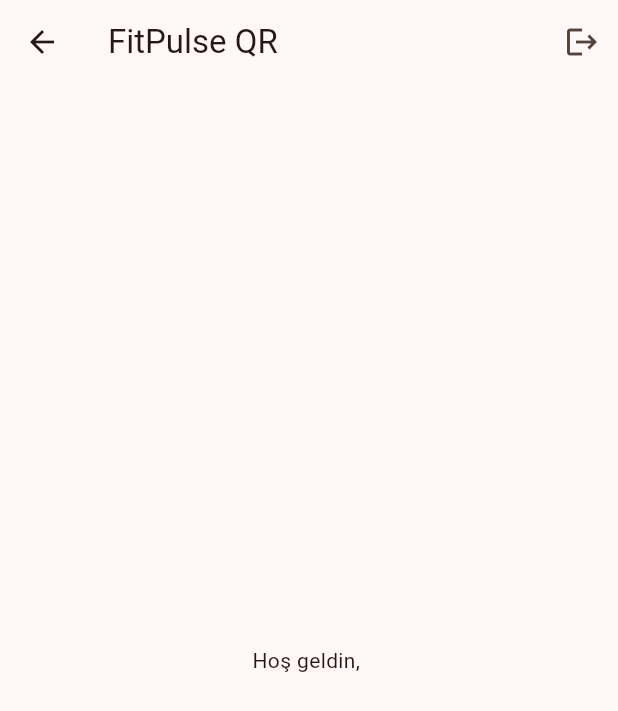
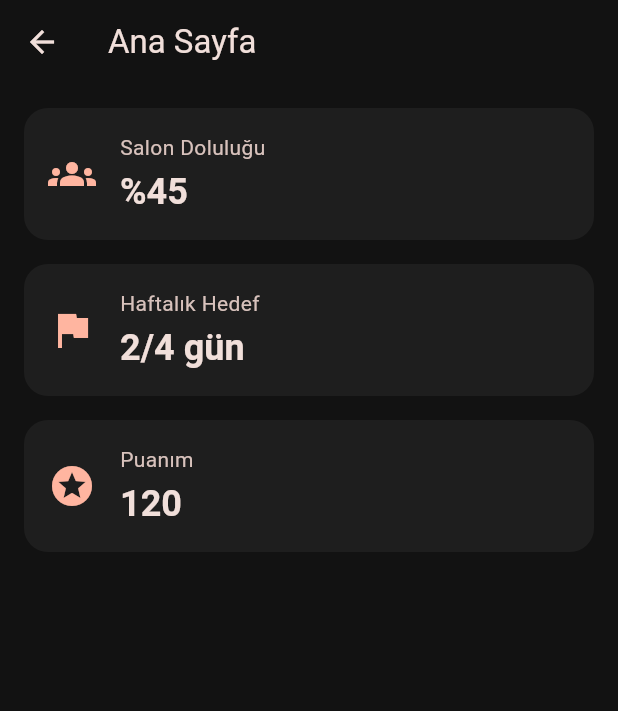
Before and after one commit to oytuncan/FitPulse-QR, a Flutter app: the HomeScreen screen opened directly, on a phone screen of 412 x 824 dp. Shown: the top 711 px of the screen. Run offline on Flutter 3.47's test engine with Material 3 defaults, Android fonts, the phone set to English and light mode, and no system bars; our stand-ins replace firebase_auth, firebase_core; accounts and stored records are empty.

Commit message:
Tasarim temeli: tema, alt gezinme, ana sayfa kartlari

```diff
--- /dev/null
+++ b/lib/core/constants/app_constants.dart
@@ -0,0 +1,23 @@
+import 'package:flutter/material.dart';
+
+/// Uygulama genelinde kullanılan renkler.
+class AppColors {
+  AppColors._();
+
+  static const Color primary = Colors.deepOrange;
+  static const Color background = Color(0xFF121212);
+  static const Color surface = Color(0xFF1E1E1E);
+}
+
+/// Boşluk ve köşe yuvarlaklığı ölçüleri (px).
+class AppSpacing {
+  AppSpacing._();
+
+  static const double xs = 4;
+  static const double sm = 8;
+  static const double md = 16;
+  static const double lg = 24;
+  static const double xl = 32;
+
+  static const double cardRadius = 16;
+}
--- /dev/null
+++ b/lib/core/widgets/stat_card.dart
@@ -0,0 +1,53 @@
+import 'package:flutter/material.dart';
+
+import '../constants/app_constants.dart';
+
+/// Başlık + değer gösteren tekrar kullanılabilir bilgi kartı.
+class StatCard extends StatelessWidget {
+  const StatCard({
+    super.key,
+    required this.icon,
+    required this.title,
+    required this.value,
+  });
+
+  final IconData icon;
+  final String title;
+  final String value;
+
+  @override
+  Widget build(BuildContext context) {
+    final theme = Theme.of(context);
+
+    return Card(
+      child: Padding(
+        padding: const EdgeInsets.all(AppSpacing.md),
+        child: Row(
+          children: [
+            Icon(icon, size: 32, color: theme.colorScheme.primary),
+            const SizedBox(width: AppSpacing.md),
+            Expanded(
+              child: Column(
+                crossAxisAlignment: CrossAxisAlignment.start,
+                children: [
+                  Text(
+                    title,
+                    style: theme.textTheme.bodyMedium?.copyWith(
+                      color: theme.colorScheme.onSurfaceVariant,
+                    ),
+                  ),
+                  const SizedBox(height: AppSpacing.xs),
+                  Text(
+                    value,
+                    style: theme.textTheme.headlineSmall
+                        ?.copyWith(fontWeight: FontWeight.bold),
+                  ),
+                ],
+              ),
+            ),
+          ],
+        ),
+      ),
+    );
+  }
+}
--- a/lib/features/home/view/home_screen.dart
+++ b/lib/features/home/view/home_screen.dart
@@ -1,25 +1,38 @@
-import 'package:firebase_auth/firebase_auth.dart';
 import 'package:flutter/material.dart';
-import 'package:provider/provider.dart';
-import '../../auth/viewmodel/auth_viewmodel.dart';
+
+import '../../../core/constants/app_constants.dart';
+import '../../../core/widgets/stat_card.dart';
 
 class HomeScreen extends StatelessWidget {
   const HomeScreen({super.key});
 
   @override
   Widget build(BuildContext context) {
-    final user = FirebaseAuth.instance.currentUser;
     return Scaffold(
-      appBar: AppBar(
-        title: const Text('FitPulse QR'),
-        actions: [
-          IconButton(
-            icon: const Icon(Icons.logout),
-            onPressed: () => context.read<AuthViewModel>().signOut(),
+      appBar: AppBar(title: const Text('Ana Sayfa')),
+      // Şimdilik sahte veriler; ileride gerçek veriyle değiştirilecek.
+      body: ListView(
+        padding: const EdgeInsets.all(AppSpacing.md),
+        children: const [
+          StatCard(
+            icon: Icons.groups,
+            title: 'Salon Doluluğu',
+            value: '%45',
+          ),
+          SizedBox(height: AppSpacing.md),
+          StatCard(
+            icon: Icons.flag,
+            title: 'Haftalık Hedef',
+            value: '2/4 gün',
+          ),
+          SizedBox(height: AppSpacing.md),
+          StatCard(
+            icon: Icons.stars,
+            title: 'Puanım',
+            value: '120',
           ),
         ],
       ),
-      body: Center(child: Text('Hoş geldin, ${user?.email ?? ''}')),
     );
   }
 }
```
Also changed, not shown: lib/core/navigation/main_shell.dart (added, +66 -0 lines), lib/core/theme/app_theme.dart (added, +49 -0 lines), lib/features/nutrition/view/nutrition_screen.dart (added, +16 -0 lines), lib/features/profile/view/profile_screen.dart (added, +38 -0 lines), lib/features/rewards/view/rewards_screen.dart (added, +16 -0 lines), lib/features/scan/view/scan_screen.dart (added, +15 -0 lines), lib/main.dart (+4 -6 lines), 1 other file.
